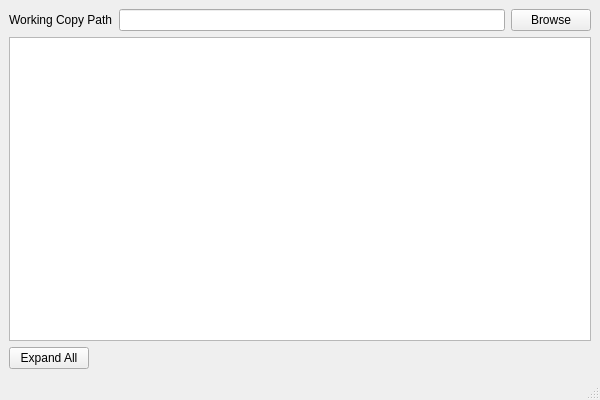
Above: forms/MainWindow.ui from feddischson/svn-external-disposer before the change. Below: the same form after it.
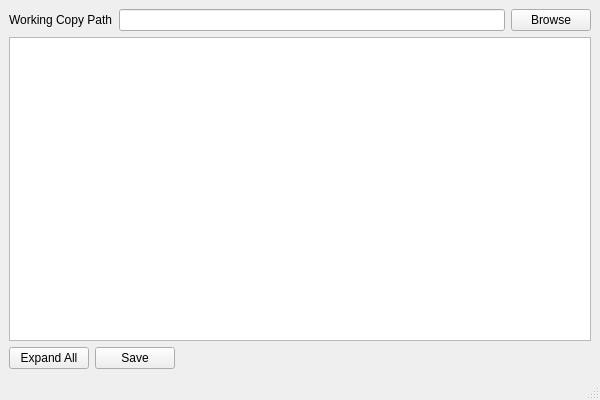
That is the form after the change.

Commit message: Added a save-button (which is linked to a svn propset command

The edit to the form file:
```diff
--- a/forms/MainWindow.ui
+++ b/forms/MainWindow.ui
@@ -54,6 +54,13 @@
         </property>
        </widget>
       </item>
+      <item>
+       <widget class="QPushButton" name="save_PB">
+        <property name="text">
+         <string>Save</string>
+        </property>
+       </widget>
+      </item>
       <item>
        <spacer name="horizontalSpacer">
         <property name="orientation">
```
The commit also changes 6 other files.
